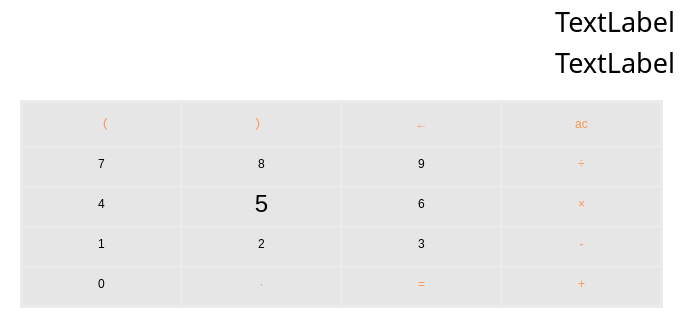
hoixding/-, file mainwindow.ui: the form before one commit.
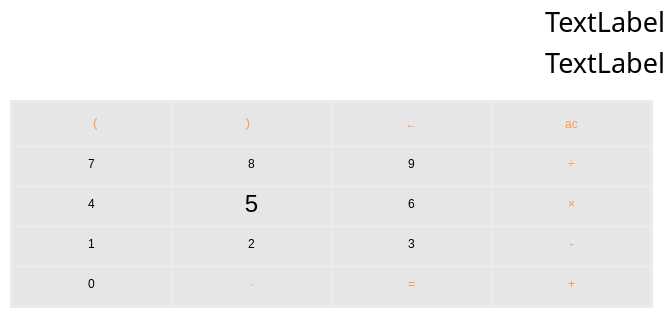
The form after the commit.

Commit message: 锁定大小，不再增加新功能

```diff
--- a/mainwindow.ui
+++ b/mainwindow.ui
@@ -6,10 +6,22 @@
    <rect>
     <x>0</x>
     <y>0</y>
-    <width>680</width>
+    <width>672</width>
     <height>334</height>
    </rect>
   </property>
+  <property name="minimumSize">
+   <size>
+    <width>672</width>
+    <height>334</height>
+   </size>
+  </property>
+  <property name="maximumSize">
+   <size>
+    <width>672</width>
+    <height>334</height>
+   </size>
+  </property>
   <property name="windowTitle">
    <string>计算器</string>
   </property>
@@ -20,7 +32,7 @@
    <widget class="QPushButton" name="B4">
     <property name="geometry">
      <rect>
-      <x>20</x>
+      <x>10</x>
       <y>180</y>
       <width>163</width>
       <height>48</height>
@@ -39,7 +51,7 @@
    <widget class="QPushButton" name="B6">
     <property name="geometry">
      <rect>
-      <x>340</x>
+      <x>330</x>
       <y>180</y>
       <width>163</width>
       <height>48</height>
@@ -58,7 +70,7 @@
    <widget class="QPushButton" name="B1">
     <property name="geometry">
      <rect>
-      <x>20</x>
+      <x>10</x>
       <y>220</y>
       <width>163</width>
       <height>48</height>
@@ -77,7 +89,7 @@
    <widget class="QPushButton" name="B5">
     <property name="geometry">
      <rect>
-      <x>180</x>
+      <x>170</x>
       <y>180</y>
       <width>163</width>
       <height>48</height>
@@ -105,7 +117,7 @@
    <widget class="QPushButton" name="B2">
     <property name="geometry">
      <rect>
-      <x>180</x>
+      <x>170</x>
       <y>220</y>
       <width>163</width>
       <height>48</height>
@@ -124,7 +136,7 @@
    <widget class="QPushButton" name="B3">
     <property name="geometry">
      <rect>
-      <x>340</x>
+      <x>330</x>
       <y>220</y>
       <width>163</width>
       <height>48</height>
@@ -143,7 +155,7 @@
    <widget class="QPushButton" name="B7">
     <property name="geometry">
      <rect>
-      <x>20</x>
+      <x>10</x>
       <y>140</y>
       <width>163</width>
       <height>48</height>
@@ -162,7 +174,7 @@
    <widget class="QPushButton" name="Bcur_right">
     <property name="geometry">
      <rect>
-      <x>180</x>
+      <x>170</x>
       <y>100</y>
       <width>163</width>
       <height>48</height>
@@ -181,7 +193,7 @@
    <widget class="QPushButton" name="B9">
     <property name="geometry">
      <rect>
-      <x>340</x>
+      <x>330</x>
       <y>140</y>
       <width>163</width>
       <height>48</height>
@@ -200,7 +212,7 @@
    <widget class="QPushButton" name="B0">
     <property name="geometry">
      <rect>
-      <x>20</x>
+      <x>10</x>
       <y>260</y>
       <width>163</width>
       <height>48</height>
@@ -219,7 +231,7 @@
    <widget class="QPushButton" name="Bdot">
     <property name="geometry">
      <rect>
-      <x>180</x>
+      <x>170</x>
       <y>260</y>
       <width>163</width>
       <height>48</height>
@@ -238,7 +250,7 @@
    <widget class="QPushButton" name="Beq">
     <property name="geometry">
      <rect>
-      <x>340</x>
+      <x>330</x>
       <y>260</y>
       <width>163</width>
       <height>48</height>
@@ -257,7 +269,7 @@
    <widget class="QPushButton" name="Bmul">
     <property name="geometry">
      <rect>
-      <x>500</x>
+      <x>490</x>
       <y>180</y>
       <width>163</width>
       <height>48</height>
@@ -276,7 +288,7 @@
    <widget class="QPushButton" name="Badd">
     <property name="geometry">
      <rect>
-      <x>500</x>
+      <x>490</x>
       <y>260</y>
       <width>163</width>
       <height>48</height>
@@ -298,7 +310,7 @@
    <widget class="QPushButton" name="Bsub">
     <property name="geometry">
      <rect>
-      <x>500</x>
+      <x>490</x>
       <y>220</y>
       <width>163</width>
       <height>48</height>
@@ -317,7 +329,7 @@
    <widget class="QPushButton" name="Bdiv">
     <property name="geometry">
      <rect>
-      <x>500</x>
+      <x>490</x>
       <y>140</y>
       <width>163</width>
       <height>48</height>
@@ -336,7 +348,7 @@
    <widget class="QPushButton" name="Bac">
     <property name="geometry">
      <rect>
-      <x>500</x>
+      <x>490</x>
       <y>100</y>
       <width>163</width>
       <height>48</height>
@@ -355,7 +367,7 @@
    <widget class="QLabel" name="expout">
     <property name="geometry">
      <rect>
-      <x>0</x>
+      <x>-10</x>
       <y>0</y>
       <width>675</width>
       <height>42</height>
@@ -384,7 +396,7 @@
    <widget class="QLabel" name="resout">
     <property name="geometry">
      <rect>
-      <x>0</x>
+      <x>-10</x>
       <y>40</y>
       <width>675</width>
       <height>44</height>
@@ -413,7 +425,7 @@
    <widget class="QPushButton" name="B8">
     <property name="geometry">
      <rect>
-      <x>180</x>
+      <x>170</x>
       <y>140</y>
       <width>163</width>
       <height>48</height>
@@ -432,7 +444,7 @@
    <widget class="QPushButton" name="Bcur_left">
     <property name="geometry">
      <rect>
-      <x>20</x>
+      <x>10</x>
       <y>100</y>
       <width>163</width>
       <height>48</height>
@@ -451,7 +463,7 @@
    <widget class="QPushButton" name="Bback">
     <property name="geometry">
      <rect>
-      <x>340</x>
+      <x>330</x>
       <y>100</y>
       <width>163</width>
       <height>48</height>
```
The commit also changes 1 other file.
